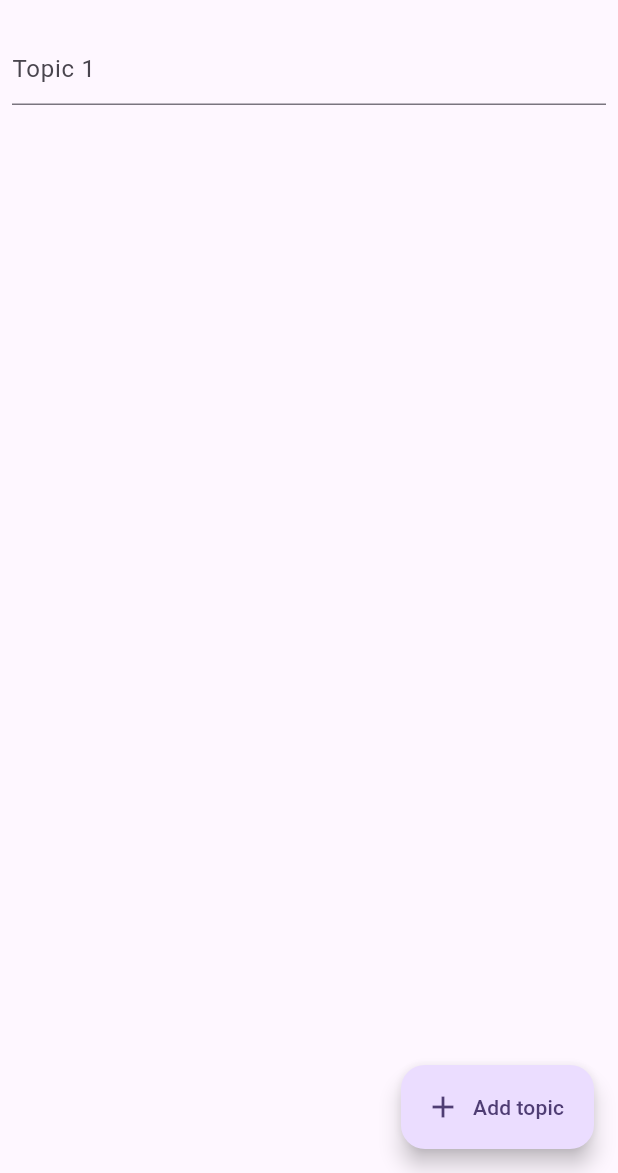
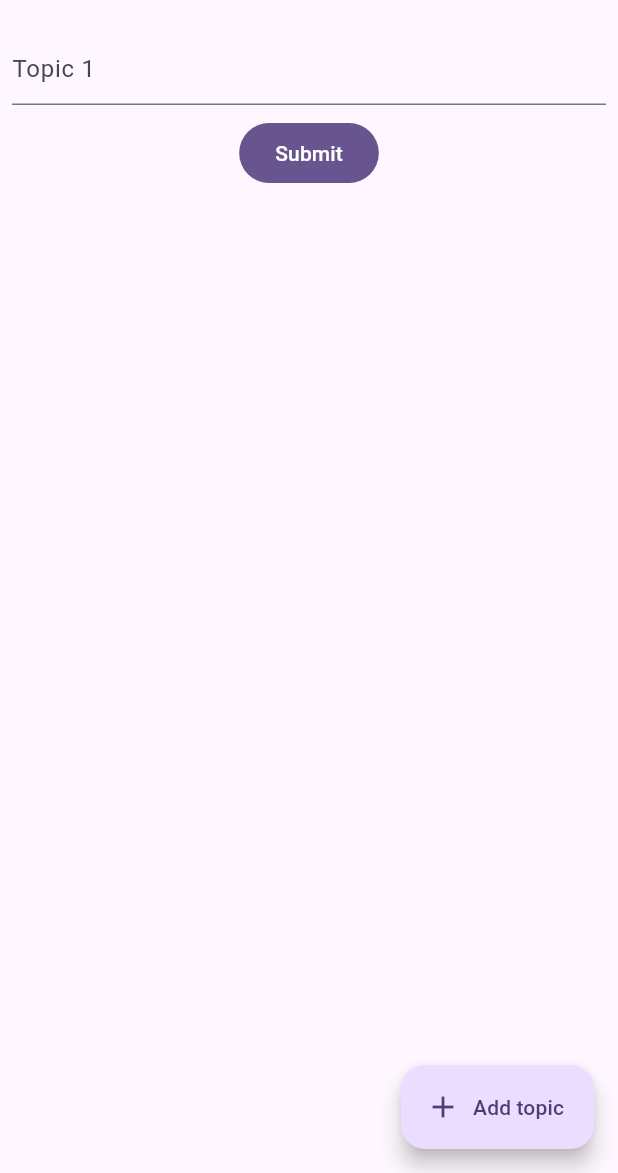
Before and after one commit to anoochit/flutter_dynamic_form, a Flutter app: the screen it shows after launch, on a phone screen of 412 x 824 dp, the part 63-1236 px from its top. Run offline on Flutter 3.47's test engine with Material 2 defaults, Android fonts, the phone set to English and light mode, and no system bars.

```diff
--- a/lib/home.dart
+++ b/lib/home.dart
@@ -10,7 +10,7 @@ class HomePage extends StatefulWidget {
 class _HomePageState extends State<HomePage> {
   List<TextEditingController> listTextController = [];
 
-  GlobalKey formKey = GlobalKey<FormState>();
+  final formKey = GlobalKey<FormState>();
 
   @override
   void initState() {
@@ -62,6 +62,22 @@ class _HomePageState extends State<HomePage> {
                       );
                     }).toList(),
                   ),
+
+                  //button
+                  FilledButton(
+                    onPressed: () {
+                      // submit
+                      if (formKey.currentState!.validate()) {
+                        ScaffoldMessenger.of(context).showSnackBar(
+                          const SnackBar(
+                            behavior: SnackBarBehavior.floating,
+                            content: Text('Saved!'),
+                          ),
+                        );
+                      }
+                    },
+                    child: Text('Submit'),
+                  )
                 ],
               ),
             ],
```
